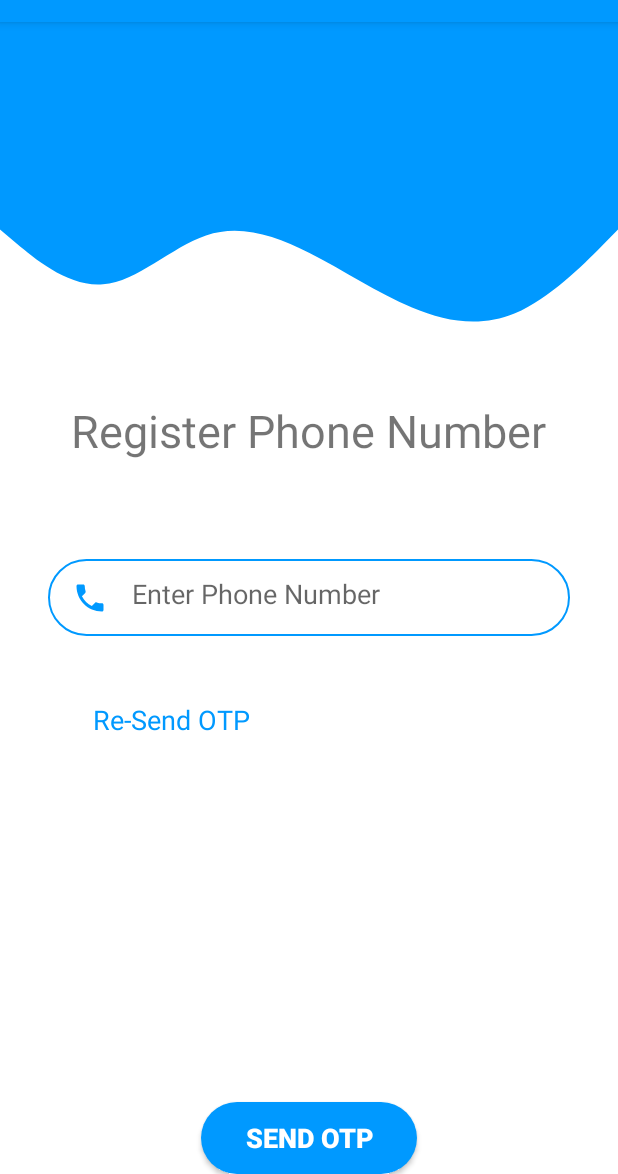
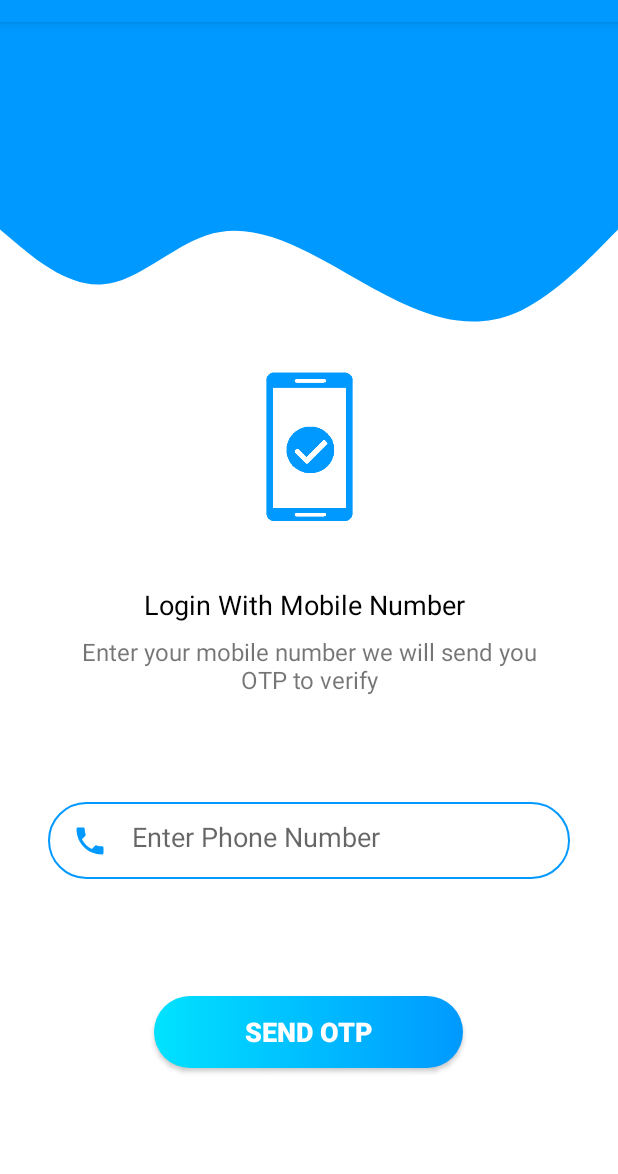
Before and after one commit to harsh47sharma/Sanjivani, an Android app: the screen it shows after launch (PhoneLoginActivity), on a phone screen of 412 x 824 dp, the part 62-1236 px from its top. Run offline under Robolectric (Android 15) with nearby library versions, the light colour scheme and no system bars; our stand-ins replace Firebase (no records; nobody signed in at launch, a user with empty details on screens opened directly); Roboto replaces fonts that are not available here.

Commit message:
UI of Login and otp

```diff
--- a/app/build.gradle
+++ b/app/build.gradle
@@ -39,4 +39,5 @@ dependencies {
     testImplementation 'junit:junit:4.13'
     androidTestImplementation 'androidx.test.ext:junit:1.1.1'
     androidTestImplementation 'androidx.test.espresso:espresso-core:3.2.0'
+    implementation 'com.chaos.view:pinview:1.3.2'
 }
--- a/app/src/main/java/com/collection/sanjivani/PhoneLoginActivity.java
+++ b/app/src/main/java/com/collection/sanjivani/PhoneLoginActivity.java
@@ -33,7 +33,6 @@ public class PhoneLoginActivity extends AppCompatActivity {
     protected void onCreate(Bundle savedInstanceState) {
         super.onCreate(savedInstanceState);
         setContentView(R.layout.activity_phone_login);
-
         phoneNumberEditText = findViewById(R.id.phoneNumberEditText);
 
         findViewById(R.id.sendOTPButton).setOnClickListener(new View.OnClickListener() {
--- a/app/src/main/res/drawable/my_button.xml
+++ b/app/src/main/res/drawable/my_button.xml
@@ -1,7 +1,9 @@
 <?xml version="1.0" encoding="utf-8"?>
 <shape xmlns:android="http://schemas.android.com/apk/res/android">
 
-   <solid android:color="@color/colorAccent"/>
     <corners android:radius="100dp"/>
+    <gradient
+        android:startColor="#00E2FF"
+        android:endColor="@color/colorAccent"/>
 
 </shape>
--- a/app/src/main/res/layout/activity_phone_login.xml
+++ b/app/src/main/res/layout/activity_phone_login.xml
@@ -29,41 +29,63 @@
         app:layout_constraintStart_toStartOf="parent"
         app:layout_constraintTop_toBottomOf="@+id/view" />
 
+
+    <ImageView
+        android:id="@+id/imageView2"
+        android:layout_width="86dp"
+        android:layout_height="105dp"
+        app:layout_constraintEnd_toEndOf="parent"
+        app:layout_constraintStart_toStartOf="parent"
+        app:layout_constraintTop_toBottomOf="@+id/view2"
+        app:srcCompat="@drawable/phone" />
+
     <TextView
-        android:id="@+id/signUpTextView"
+        android:id="@+id/textView5"
         android:layout_width="wrap_content"
         android:layout_height="wrap_content"
-        android:text="@string/splash_screen_heading"
-        android:textSize="30sp"
+        android:text="Login With Mobile Number"
+        android:textColor="#000000"
+        android:textSize="18sp"
         app:layout_constraintBottom_toBottomOf="parent"
         app:layout_constraintEnd_toEndOf="parent"
-        app:layout_constraintHorizontal_bias="0.494"
+        app:layout_constraintHorizontal_bias="0.485"
         app:layout_constraintStart_toStartOf="parent"
-        app:layout_constraintTop_toBottomOf="@+id/view2"
-        app:layout_constraintVertical_bias="0.044" />
+        app:layout_constraintTop_toBottomOf="@+id/imageView2"
+        app:layout_constraintVertical_bias="0.099" />
+
+    <TextView
+        android:id="@+id/textView6"
+        android:layout_width="0dp"
+        android:layout_height="wrap_content"
+        android:layout_marginTop="8dp"
+        android:gravity="center_horizontal"
+        android:text="Enter your mobile number we will send you OTP to verify"
+        android:textSize="16sp"
+        app:layout_constraintEnd_toEndOf="parent"
+        app:layout_constraintStart_toStartOf="parent"
+        app:layout_constraintTop_toBottomOf="@+id/textView5"
+        app:layout_constraintWidth_percent="0.75" />
 
     <EditText
         android:id="@+id/phoneNumberEditText"
         android:layout_width="match_parent"
         android:layout_height="51dp"
         android:layout_marginStart="32dp"
-        android:layout_marginTop="8dp"
+        android:layout_marginTop="57dp"
         android:layout_marginEnd="32dp"
+        android:layout_marginBottom="184dp"
         android:background="@drawable/round_border"
         android:drawableStart="@drawable/ic_phone_black_24dp"
         android:drawablePadding="16dp"
         android:ems="10"
+        android:hint="@string/phone_number_hint"
+        android:inputType="phone"
         android:padding="16dp"
-        android:inputType="phone"
-        android:hint="@string/phone_number_hint"
         app:layout_constraintBottom_toBottomOf="parent"
         app:layout_constraintEnd_toEndOf="parent"
         app:layout_constraintHorizontal_bias="0.0"
         app:layout_constraintStart_toStartOf="parent"
-        app:layout_constraintTop_toBottomOf="@+id/signUpTextView"
-        app:layout_constraintVertical_bias="0.138" />
-
-
+        app:layout_constraintTop_toBottomOf="@+id/textView6" />
 
     <Button
         android:id="@+id/sendOTPButton"
@@ -76,24 +98,11 @@
         android:textStyle="bold"
         app:layout_constraintBottom_toBottomOf="parent"
         app:layout_constraintEnd_toEndOf="parent"
+        app:layout_constraintHorizontal_bias="0.497"
         app:layout_constraintStart_toStartOf="parent"
-        app:layout_constraintVertical_bias="0.102"
-        app:layout_constraintWidth_percent="0.35" />
-
-
-    <TextView
-        android:id="@+id/resendOTPTextView"
-        android:layout_width="wrap_content"
-        android:layout_height="wrap_content"
-        android:text="@string/resend_otp"
-        android:textColor="@color/colorAccent"
-        android:textSize="18sp"
-        app:layout_constraintBottom_toBottomOf="parent"
-        app:layout_constraintEnd_toEndOf="parent"
-        app:layout_constraintHorizontal_bias="0.201"
-        app:layout_constraintStart_toStartOf="parent"
-        app:layout_constraintTop_toTopOf="parent"
-        app:layout_constraintVertical_bias="0.609" />
+        app:layout_constraintTop_toBottomOf="@+id/phoneNumberEditText"
+        app:layout_constraintVertical_bias="0.526"
+        app:layout_constraintWidth_percent="0.5" />
 
 
 </androidx.constraintlayout.widget.ConstraintLayout>
```
Also changed, not shown: app/src/main/java/com/collection/sanjivani/VerificationActivity.java (+9 -3 lines), app/src/main/res/layout/activity_verification.xml (+87 -21 lines), app/src/main/res/drawable/otp_icon.png (added), app/src/main/res/drawable/phone.png (added).
